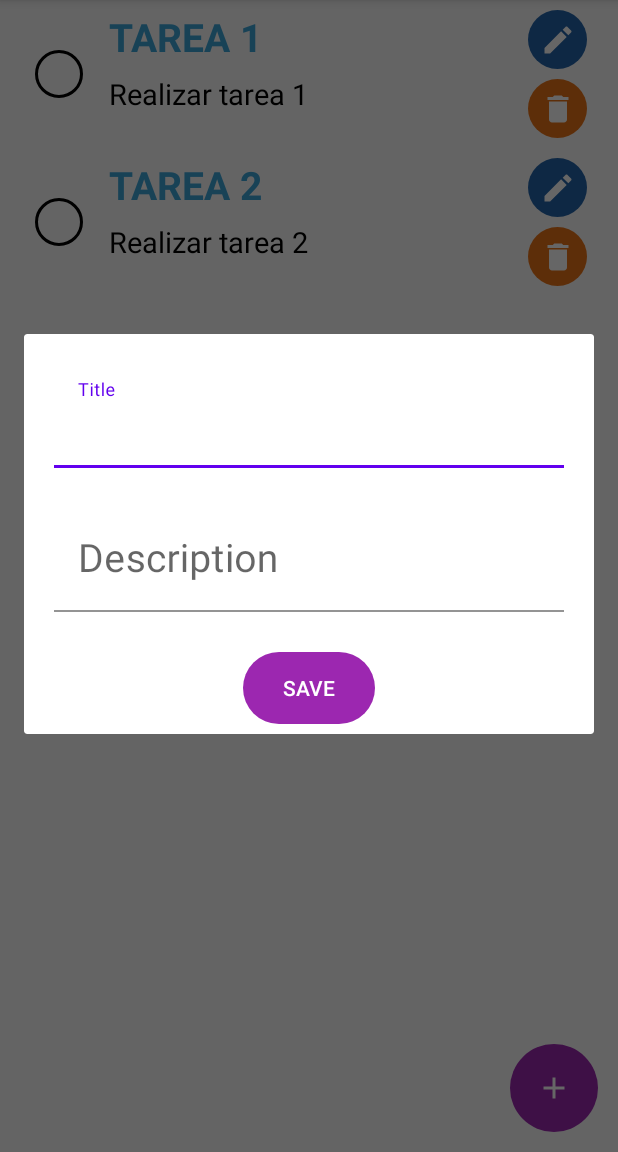
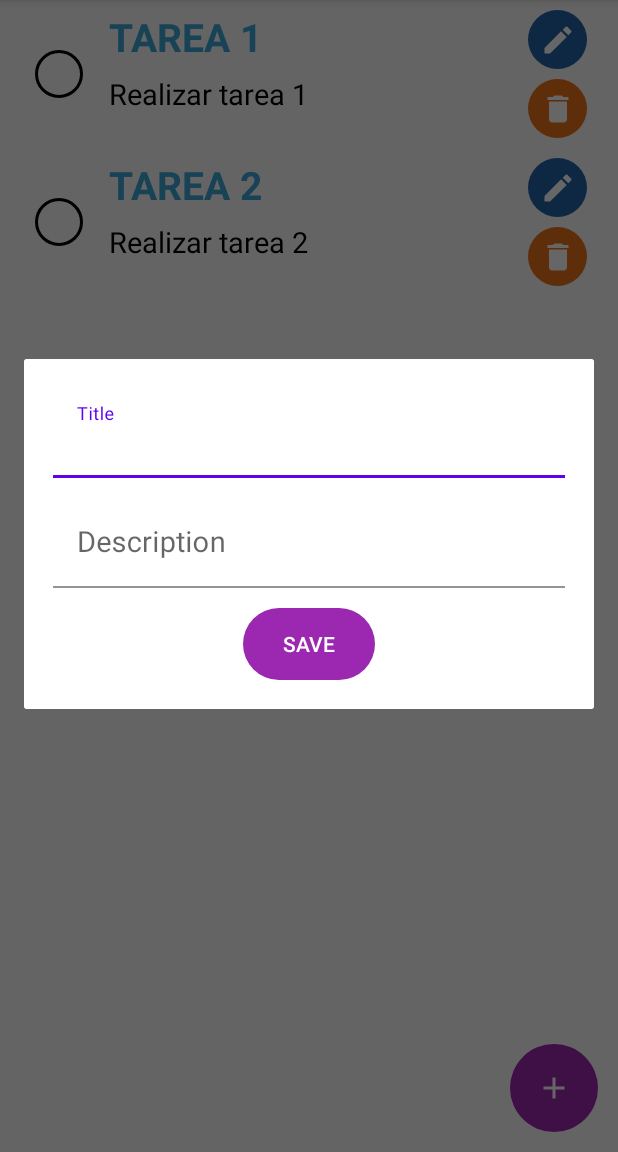
Before and after one commit to JuDaOcVa/MyToDo, an Android app: the screen it shows after launch (MainActivity), after a tap on "Add Task Button", on a phone screen of 412 x 824 dp, the part 84-1236 px from its top. Run offline under Robolectric (Android 15) with nearby library versions, the phone set to English and light mode, and no system bars; our stand-ins replace sdp/ssp sizes.

Commit message:
Se actualiza el tema y styles

```diff
--- a/app/src/main/java/com/dev/ToDo/ListToDoFragment.java
+++ b/app/src/main/java/com/dev/ToDo/ListToDoFragment.java
@@ -6,6 +6,8 @@ import android.os.Bundle;
 import android.view.LayoutInflater;
 import android.view.View;
 import android.view.ViewGroup;
+import android.view.Window;
+import android.view.WindowManager;
 import android.widget.ImageButton;
 
 import androidx.annotation.NonNull;
@@ -18,7 +20,6 @@ import com.dev.Db.DatabaseManager;
 import com.dev.Models.ListItem;
 
 import java.util.ArrayList;
-import java.util.Objects;
 
 public class ListToDoFragment extends Fragment implements ListItemAdapter.OnItemActionListener, ListItemAdapter.OnCheckBoxChangeListener {
     private ArrayList<ListItem> itemList;
@@ -72,7 +73,14 @@ public class ListToDoFragment extends Fragment implements ListItemAdapter.OnItem
     private void openCustomDialog() {
         Dialog dialog = new Dialog(requireContext());
         dialog.setContentView(R.layout.dialog_create_task);
-        Objects.requireNonNull(dialog.getWindow()).setLayout(ViewGroup.LayoutParams.MATCH_PARENT, ViewGroup.LayoutParams.WRAP_CONTENT);
+        Window window = dialog.getWindow();
+        if (window != null) {
+            WindowManager.LayoutParams layoutParams = new WindowManager.LayoutParams();
+            layoutParams.copyFrom(window.getAttributes());
+            layoutParams.width = WindowManager.LayoutParams.MATCH_PARENT;
+            layoutParams.height = WindowManager.LayoutParams.WRAP_CONTENT;
+            window.setAttributes(layoutParams);
+        }
         dialog.show();
     }
 
--- a/app/src/main/res/layout/dialog_create_task.xml
+++ b/app/src/main/res/layout/dialog_create_task.xml
@@ -3,15 +3,17 @@
     xmlns:app="http://schemas.android.com/apk/res-auto"
     android:layout_width="match_parent"
     android:layout_height="wrap_content"
+    android:layout_gravity="center"
+    android:background="@color/white"
     android:orientation="vertical"
-    android:theme="@style/Theme.Personalized"
-    android:padding="@dimen/_5sdp">
+    android:padding="@dimen/_15sdp"
+    android:theme="@style/Theme.Personalized">
 
     <com.google.android.material.textfield.TextInputLayout
         android:id="@+id/textInputLayoutTitle"
         android:layout_width="match_parent"
         android:layout_height="wrap_content"
-        android:layout_margin="@dimen/_10sdp"
+        android:layout_marginBottom="@dimen/_10sdp"
         app:boxBackgroundColor="@color/white">
 
         <com.google.android.material.textfield.TextInputEditText
@@ -19,7 +21,9 @@
             android:layout_width="match_parent"
             android:layout_height="wrap_content"
             android:hint="@string/textTitleEditText"
-            android:textSize="@dimen/_20ssp" />
+            android:textColor="@color/black"
+            android:textColorHint="@color/primary"
+            android:textSize="@dimen/_15ssp" />
 
     </com.google.android.material.textfield.TextInputLayout>
 
@@ -27,7 +31,6 @@
         android:id="@+id/textInputLayoutDescription"
         android:layout_width="match_parent"
         android:layout_height="wrap_content"
-        android:layout_margin="@dimen/_10sdp"
         app:boxBackgroundColor="@color/white">
 
         <com.google.android.material.textfield.TextInputEditText
@@ -35,7 +38,9 @@
             android:layout_width="match_parent"
             android:layout_height="wrap_content"
             android:hint="@string/textDescriptionEditText"
-            android:textSize="@dimen/_20ssp" />
+            android:textColor="@color/black"
+            android:textColorHint="@color/primary"
+            android:textSize="@dimen/_15ssp" />
 
     </com.google.android.material.textfield.TextInputLayout>
 
@@ -43,11 +48,11 @@
         android:layout_width="wrap_content"
         android:layout_height="wrap_content"
         android:layout_gravity="center"
+        android:layout_marginTop="@dimen/_10sdp"
+        android:background="@drawable/rounded_button"
         android:backgroundTint="@color/primary"
         android:text="@string/save"
-        android:textColor="@color/white"
-        android:background="@drawable/rounded_button"
-        android:layout_marginTop="@dimen/_10sdp"/>
+        android:textColor="@color/white" />
 
 
 </LinearLayout>
--- a/app/src/main/res/values-night/themes.xml
+++ /dev/null
@@ -1,17 +0,0 @@
-<resources xmlns:tools="http://schemas.android.com/tools">
-    <!-- Base application theme. -->
-    <style name="Base.Theme.MyToDo" parent="Theme.AppCompat.Light.DarkActionBar">
-        <!-- Customize your light theme here. -->
-        <item name="colorPrimary">@color/primary</item>
-    </style>
-
-    <style name="Theme.MyToDo" parent="Base.Theme.MyToDo" />
-
-    <style name="Theme.Personalized" parent="Theme.MaterialComponents.DayNight">
-        <item name="colorControlActivated">@color/primary</item>
-        <item name="placeholderTextAppearance">@color/primary</item>
-        <item name="hintTextColor">@color/primary</item>
-    </style>
-
-    <color name="primary">#9C27B0</color>
-</resources>
--- a/app/src/main/res/values/themes.xml
+++ b/app/src/main/res/values/themes.xml
@@ -7,7 +7,7 @@
 
     <style name="Theme.MyToDo" parent="Base.Theme.MyToDo" />
 
-    <style name="Theme.Personalized" parent="Theme.MaterialComponents.DayNight">
+    <style name="Theme.Personalized" parent="Theme.MaterialComponents.Light">
         <item name="colorControlActivated">@color/primary</item>
         <item name="placeholderTextAppearance">@color/primary</item>
         <item name="hintTextColor">@color/primary</item>
```
